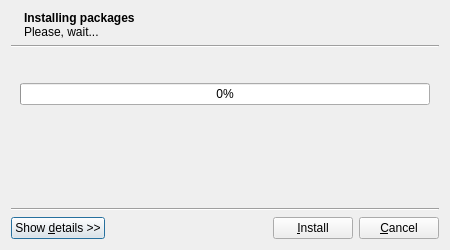
First picture: the form in packageinstall/packageinstall.ui, repository sibskull/packageinstall, before the edit.
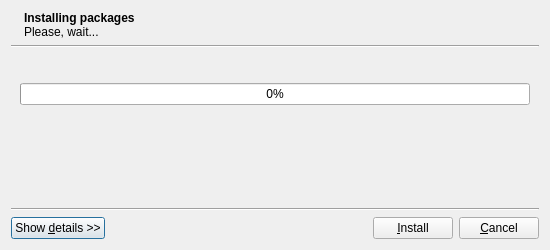
Second picture: the form after the edit. Icons and pictures are not drawn.

Diff of the .ui file:
```diff
--- a/packageinstall/packageinstall.ui
+++ b/packageinstall/packageinstall.ui
@@ -6,7 +6,7 @@
    <rect>
     <x>0</x>
     <y>0</y>
-    <width>450</width>
+    <width>550</width>
     <height>250</height>
    </rect>
   </property>
```
